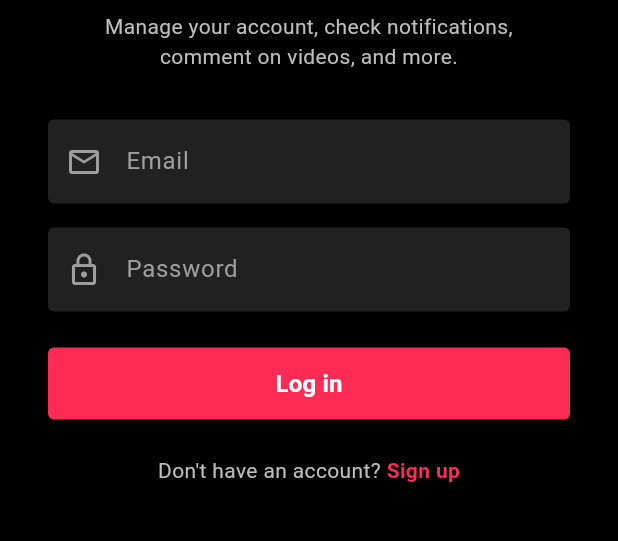
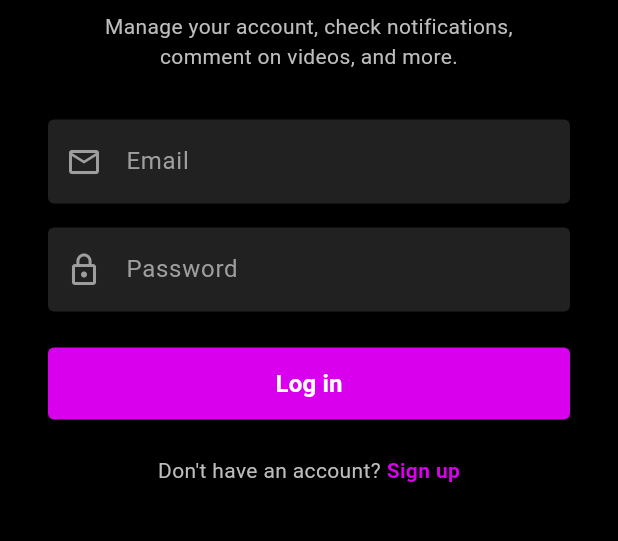
Before and after one commit to khalidmaquilang/gv-flutter, a Flutter app: the screen it shows after launch, on a phone screen of 412 x 824 dp, the part 551-1092 px from its top. Run offline on Flutter 3.47's test engine with Material 3 defaults, Android fonts, the phone set to English and light mode, and no system bars; our stand-ins replace audioplayers, camera, dio, flutter_riverpod, flutter_secure_storage, font_awesome_flutter and 3 more; missing offline and left inert: agora_rtc_engine.

Commit message:
change color theme

```diff
--- a/lib/core/theme/app_theme.dart
+++ b/lib/core/theme/app_theme.dart
@@ -5,12 +5,14 @@ class AppTheme {
     useMaterial3: true,
     brightness: Brightness.dark,
     scaffoldBackgroundColor: Colors.black,
-    primaryColor: const Color(0xFFFE2C55), // TikTok Red
+    primaryColor: const Color(0xFFD900EE), // Neon Pink
     colorScheme: const ColorScheme.dark(
-      primary: Color(0xFFFE2C55),
-      secondary: Color(0xFF25F4EE), // TikTok Cyan
+      primary: Color(0xFFD900EE), // Neon Pink
+      secondary: Color(0xFF00D2FF), // Neon Blue
       surface: Colors.black,
       background: Colors.black,
+      // Add tertiary for other accents if needed
+      tertiary: Color(0xFF00D2FF),
     ),
     appBarTheme: const AppBarTheme(
       backgroundColor: Colors.black,
@@ -25,5 +27,11 @@ class AppTheme {
       bodyLarge: TextStyle(color: Colors.white),
       bodyMedium: TextStyle(color: Colors.white),
     ),
+    // Customize floating action button to use the gradient aesthetic if possible (via container),
+    // otherwise fallback to primary pink.
+    floatingActionButtonTheme: const FloatingActionButtonThemeData(
+      backgroundColor: Color(0xFFD900EE),
+      foregroundColor: Colors.white,
+    ),
   );
 }
--- a/lib/features/auth/presentation/screens/login_screen.dart
+++ b/lib/features/auth/presentation/screens/login_screen.dart
@@ -43,6 +43,8 @@ class _LoginScreenState extends ConsumerState<LoginScreen> {
     return Scaffold(
       backgroundColor: Colors.black,
       body: SafeArea(
+        child: Center(
+          child: SingleChildScrollView(
             child: Padding(
               padding: const EdgeInsets.symmetric(horizontal: 32.0),
               child: Column(
@@ -117,7 +119,7 @@ class _LoginScreenState extends ConsumerState<LoginScreen> {
                         child: const Text(
                           'Sign up',
                           style: TextStyle(
-                        color: Color(0xFFFE2C55),
+                            color: Color(0xFFD900EE),
                             fontWeight: FontWeight.bold,
                           ),
                         ),
@@ -128,6 +130,8 @@ class _LoginScreenState extends ConsumerState<LoginScreen> {
               ),
             ),
           ),
+        ),
+      ),
     );
   }
 }
--- a/lib/features/auth/presentation/screens/register_screen.dart
+++ b/lib/features/auth/presentation/screens/register_screen.dart
@@ -111,7 +111,7 @@ class _RegisterScreenState extends ConsumerState<RegisterScreen> {
                     child: const Text(
                       'Log in',
                       style: TextStyle(
-                        color: Color(0xFFFE2C55),
+                        color: Color(0xFFD900EE),
                         fontWeight: FontWeight.bold,
                       ),
                     ),
--- a/lib/features/auth/presentation/widgets/auth_button.dart
+++ b/lib/features/auth/presentation/widgets/auth_button.dart
@@ -20,8 +20,8 @@ class AuthButton extends StatelessWidget {
       child: ElevatedButton(
         onPressed: onPressed,
         style: ElevatedButton.styleFrom(
-          backgroundColor: const Color(0xFFFE2C55), // TikTok Red
-          disabledBackgroundColor: const Color(0xFFFE2C55).withOpacity(0.5),
+          backgroundColor: const Color(0xFFD900EE), // Neon Pink
+          disabledBackgroundColor: const Color(0xFFD900EE).withOpacity(0.5),
           shape: RoundedRectangleBorder(borderRadius: BorderRadius.circular(4)),
           elevation: 0,
         ),
--- a/lib/features/camera/presentation/screens/preview_screen.dart
+++ b/lib/features/camera/presentation/screens/preview_screen.dart
@@ -173,7 +173,7 @@ class _PreviewScreenState extends State<PreviewScreen> {
                 }
               },
               style: ElevatedButton.styleFrom(
-                backgroundColor: const Color(0xFFFE2C55),
+                backgroundColor: const Color(0xFFD900EE),
               ),
               child: const Text("Post", style: TextStyle(color: Colors.white)),
             ),
--- a/lib/features/camera/presentation/screens/video_recorder_screen.dart
+++ b/lib/features/camera/presentation/screens/video_recorder_screen.dart
@@ -624,7 +624,7 @@ class _VideoRecorderScreenState extends ConsumerState<VideoRecorderScreen> {
                               icon: Container(
                                 padding: const EdgeInsets.all(8),
                                 decoration: const BoxDecoration(
-                                  color: Color(0xFFFE2C55),
+                                  color: Color(0xFFD900EE),
                                   shape: BoxShape.circle,
                                 ),
                                 child: const Icon(
--- a/lib/features/chat/presentation/screens/chat_detail_screen.dart
+++ b/lib/features/chat/presentation/screens/chat_detail_screen.dart
@@ -45,7 +45,7 @@ class _ChatDetailScreenState extends State<ChatDetailScreen> {
                     margin: const EdgeInsets.all(8),
                     padding: const EdgeInsets.all(12),
                     decoration: BoxDecoration(
-                      color: isMe ? const Color(0xFFFE2C55) : Colors.grey[800],
+                      color: isMe ? const Color(0xFFD900EE) : Colors.grey[800],
                       borderRadius: BorderRadius.circular(16),
                     ),
                     child: Text(
@@ -77,7 +77,7 @@ class _ChatDetailScreenState extends State<ChatDetailScreen> {
                   ),
                 ),
                 IconButton(
-                  icon: const Icon(Icons.send, color: Color(0xFFFE2C55)),
+                  icon: const Icon(Icons.send, color: Color(0xFFD900EE)),
                   onPressed: _send,
                 ),
               ],
--- a/lib/features/feed/presentation/widgets/comment_bottom_sheet.dart
+++ b/lib/features/feed/presentation/widgets/comment_bottom_sheet.dart
@@ -144,7 +144,7 @@ class _CommentBottomSheetState extends ConsumerState<CommentBottomSheet> {
                   ),
                 ),
                 IconButton(
-                  icon: const Icon(Icons.send, color: Color(0xFFFE2C55)),
+                  icon: const Icon(Icons.send, color: Color(0xFFD900EE)),
                   onPressed: _postComment,
                 ),
               ],
--- a/lib/features/feed/presentation/widgets/live_feed_list.dart
+++ b/lib/features/feed/presentation/widgets/live_feed_list.dart
@@ -105,7 +105,7 @@ class _LiveFeedListState extends State<LiveFeedList> {
                         vertical: 2,
                       ),
                       decoration: BoxDecoration(
-                        color: const Color(0xFFFE2C55),
+                        color: const Color(0xFFD900EE),
                         borderRadius: BorderRadius.circular(4),
                       ),
                       child: const Text(
--- a/lib/features/feed/presentation/widgets/video_player_item.dart
+++ b/lib/features/feed/presentation/widgets/video_player_item.dart
@@ -128,7 +128,7 @@ class _VideoPlayerItemState extends ConsumerState<VideoPlayerItem> {
               _buildAction(
                 _isLiked ? Icons.favorite : Icons.favorite_border,
                 "$_likesCount",
-                color: _isLiked ? const Color(0xFFFE2C55) : Colors.white,
+                color: _isLiked ? const Color(0xFFD900EE) : Colors.white,
                 onTap: _toggleLike,
               ),
               const SizedBox(height: 16),
--- a/lib/features/profile/presentation/screens/profile_screen.dart
+++ b/lib/features/profile/presentation/screens/profile_screen.dart
@@ -130,7 +130,7 @@ class ProfileScreen extends ConsumerWidget {
                   ElevatedButton(
                     onPressed: () {}, // Todo: Follow
                     style: ElevatedButton.styleFrom(
-                      backgroundColor: const Color(0xFFFE2C55),
+                      backgroundColor: const Color(0xFFD900EE),
                     ),
                     child: const Text(
                       "Follow",
--- a/lib/features/wallet/presentation/screens/wallet_screen.dart
+++ b/lib/features/wallet/presentation/screens/wallet_screen.dart
@@ -59,7 +59,7 @@ class WalletScreen extends ConsumerWidget {
                 Expanded(
                   child: ElevatedButton(
                     style: ElevatedButton.styleFrom(
-                      backgroundColor: const Color(0xFFFE2C55),
+                      backgroundColor: const Color(0xFFD900EE),
                       padding: const EdgeInsets.symmetric(vertical: 16),
                     ),
                     onPressed: () {},
```
Also changed, not shown: lib/features/live/presentation/screens/live_stream_screen.dart (+9 -9 lines). Lines whose indentation alone changed are shown as unchanged.
